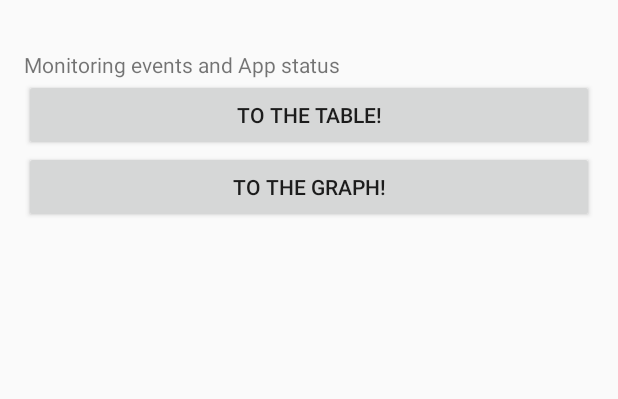
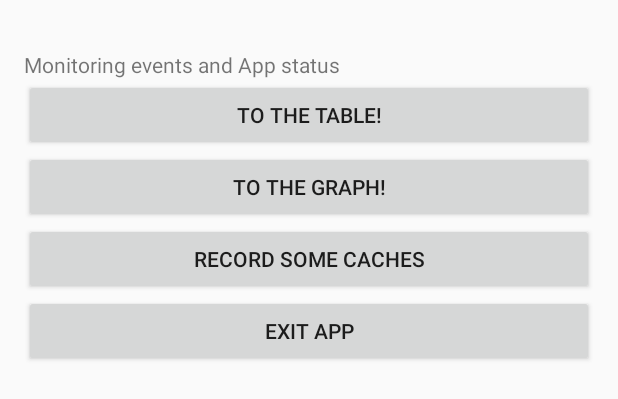
Before and after one commit to CaptBlackTea/Beaconite, an Android app: the layout activity_main.xml on its own in the app's theme, with its tools: preview values and no code run, on a phone screen of 412 x 824 dp. Shown: the top 399 px of the screen. Run offline under Robolectric (Android 15) with nearby library versions, the phone set to English and light mode, and no system bars.

Commit message:
Cleanup and begin of Cache implementation, but still work in progress ;)
* Cleanup of outdated comments etc
* new Cache class and possibility to hold recorded caches in the DataService
** still in progress: GernerateCachesActivity view: functionality is missing etc.

```diff
--- a/app/src/main/AndroidManifest.xml
+++ b/app/src/main/AndroidManifest.xml
@@ -41,7 +41,7 @@
             android:label="Graph"
             android:parentActivityName=".RangingActivity">
         </activity>
-        <activity android:name=".GenerateCaches">
+        <activity android:name=".GenerateCachesActivity">
         </activity>
     </application>
 
--- a/app/src/main/java/com/example/deas/beaconite/BeaconReferenceApplication.java
+++ b/app/src/main/java/com/example/deas/beaconite/BeaconReferenceApplication.java
@@ -16,6 +16,7 @@ import org.altbeacon.beacon.startup.BootstrapNotifier;
 import org.altbeacon.beacon.startup.RegionBootstrap;
 
 /**
+ * Currently OUT OF USE! Just here to have it in case the refactoring goes wrong and such an application comes in use.
  * Created by dea on 25/06/16.
  */
 public class BeaconReferenceApplication extends Application implements BootstrapNotifier {
--- a/app/src/main/java/com/example/deas/beaconite/GenerateCaches.java
+++ b/app/src/main/java/com/example/deas/beaconite/GenerateCachesActivity.java
@@ -9,7 +9,7 @@ import android.os.IBinder;
 import android.support.v7.app.AppCompatActivity;
 import android.util.Log;
 
-public class GenerateCaches extends AppCompatActivity {
+public class GenerateCachesActivity extends AppCompatActivity {
 
 	protected static final String TAG = "GenerateCachesActivity";
 
@@ -42,7 +42,9 @@ public class GenerateCaches extends AppCompatActivity {
 			Log.d(TAG, "------ on Service connected was called. mService, mIsBound: " + mService
 					+ ", " + mIsBound);
 
-//			Log.d(TAG, "AllMyBeacons " + mService.getAllMyBeacons());
+			Log.d(TAG, "AllMyCaches " + mService.getAllMyCaches());
+
+
 
 		}
 
--- a/app/src/main/res/layout/activity_generate_caches.xml
+++ b/app/src/main/res/layout/activity_generate_caches.xml
@@ -9,7 +9,7 @@
     android:paddingLeft="@dimen/activity_horizontal_margin"
     android:paddingRight="@dimen/activity_horizontal_margin"
     android:paddingTop="@dimen/activity_vertical_margin"
-    tools:context="com.example.deas.beaconite.GenerateCaches"
+    tools:context=".GenerateCachesActivity"
     android:baselineAligned="false">
 
     <ListView
--- a/app/src/main/res/layout/activity_main.xml
+++ b/app/src/main/res/layout/activity_main.xml
@@ -20,28 +20,12 @@
         android:layout_marginTop="17dp"
         android:text="Monitoring events and App status"/>
 
-    <!--<EditText-->
-    <!--android:id="@+id/monitoringText"-->
-    <!--android:layout_width="match_parent"-->
-    <!--android:layout_height="wrap_content"-->
-    <!--android:layout_alignParentLeft="true"-->
-    <!--android:layout_below="@+id/textView1"-->
-    <!--android:layout_marginTop="36dp"-->
-    <!--android:background="@drawable/textview_border"-->
-    <!--android:ems="10"-->
-    <!--android:gravity="left|top"-->
-    <!--android:inputType="textMultiLine"-->
-    <!--android:padding="6dip">-->
-
-    <!--<requestFocus/>-->
-    <!--</EditText>-->
-
     <Button
         android:id="@+id/rangingActivity_Btn"
         android:layout_width="match_parent"
         android:layout_height="wrap_content"
         android:layout_alignParentLeft="true"
-        android:onClick="onRangingClicked"
+        android:onClick="onRangingBtnClicked"
         android:text="@string/rangingTable"/>
 
     <Button
@@ -53,4 +37,20 @@
         android:onClick="onGraphBtnClicked"
         android:text="@string/startGraphActivity"/>
 
+    <Button
+        android:id="@+id/cachesActivity_Btn"
+        android:layout_width="match_parent"
+        android:layout_height="wrap_content"
+        android:layout_gravity="center"
+        android:onClick="onCacheActivityBtnClicked"
+        android:text="@string/startCacheActivity"/>
+
+    <Button
+        android:id="@+id/exitBeaconite_Btn"
+        android:layout_width="match_parent"
+        android:layout_height="wrap_content"
+        android:layout_gravity="center"
+        android:onClick="exitBeaconite"
+        android:text="@string/exitBeaconite"/>
+
 </LinearLayout>
--- a/app/src/main/res/values/strings.xml
+++ b/app/src/main/res/values/strings.xml
@@ -24,4 +24,7 @@
     <string name="startGraphActivity">To the Graph!</string>
     <string name="newCache">New Cache</string>
     <string name="rangingTable">To the table!</string>
+    <string name="exitBeaconite">Exit App</string>
+    <string name="useSimulation">Use BeaconSimulator</string>
+    <string name="startCacheActivity">Record some Caches</string>
 </resources>
```
Also changed, not shown: app/src/main/java/com/example/deas/beaconite/BeaconDataService.java (+51 -2 lines), app/src/main/java/com/example/deas/beaconite/Cache.java (added, +41 -0 lines), app/src/main/java/com/example/deas/beaconite/GraphActivity.java (+7 -9 lines), app/src/main/java/com/example/deas/beaconite/MainActivity.java (+68 -43 lines), app/src/main/java/com/example/deas/beaconite/RangingActivity.java (+3 -152 lines).
